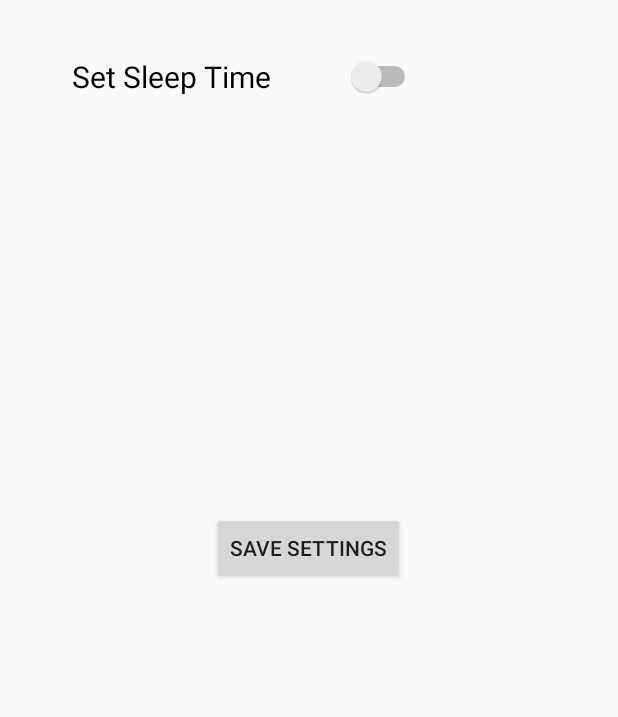
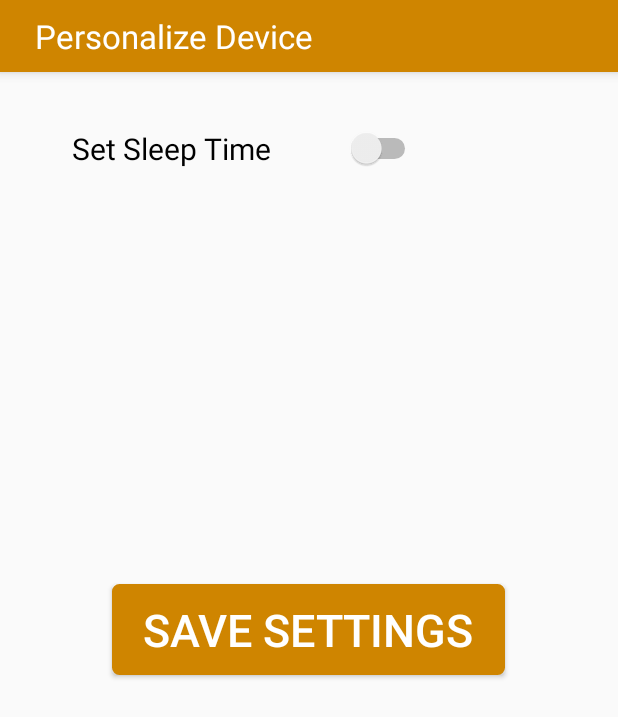
Before and after one commit to Pop-Circle/Personal-Assistant, an Android app: the Personalize screen opened directly, with no data from a screen before it, on a phone screen of 412 x 824 dp. Shown: the top 717 px of the screen. Run offline under Robolectric (Android 15) with nearby library versions, the phone set to English and light mode, and no system bars.

Commit message:
Updated styling

```diff
--- /dev/null
+++ b/PersonalAssistant/app/src/main/res/drawable/custom_button.xml
@@ -0,0 +1,61 @@
+<?xml version="1.0" encoding="utf-8"?>
+<selector
+    xmlns:android="http://schemas.android.com/apk/res/android">
+
+    <item android:state_pressed="true" >
+        <shape>
+            <gradient
+                android:startColor="#cf8500"
+                android:endColor="#cf8500"
+                android:angle="270" />
+            <stroke
+                android:width="3dp"
+                android:color="#cf8500" />
+            <corners
+                android:radius="3dp" />
+            <padding
+                android:left="10dp"
+                android:top="10dp"
+                android:right="10dp"
+                android:bottom="10dp" />
+        </shape>
+    </item>
+
+    <item android:state_focused="true" >
+        <shape>
+            <gradient
+                android:endColor="#cfa11c"
+                android:startColor="#cfa11c"
+                android:angle="270" />
+            <stroke
+                android:width="3dp"
+                android:color="#cfa11c" />
+            <corners
+                android:radius="3dp" />
+            <padding
+                android:left="10dp"
+                android:top="10dp"
+                android:right="10dp"
+                android:bottom="10dp" />
+        </shape>
+    </item>
+
+    <item>
+        <shape>
+            <gradient
+                android:endColor="#cf8500"
+                android:startColor="#cf8500"
+                android:angle="270" />
+            <stroke
+                android:width="3dp"
+                android:color="#cf8500" />
+            <corners
+                android:radius="3dp" />
+            <padding
+                android:left="10dp"
+                android:top="10dp"
+                android:right="10dp"
+                android:bottom="10dp" />
+        </shape>
+    </item>
+</selector>
--- a/PersonalAssistant/app/src/main/res/layout/activity_login.xml
+++ b/PersonalAssistant/app/src/main/res/layout/activity_login.xml
@@ -6,14 +6,20 @@
 
 
     <TextView
-        android:layout_width="match_parent"
-        android:layout_height="wrap_content"
+        android:orientation="horizontal"
+        android:layout_width="fill_parent"
+        android:layout_height="48dp"
+        android:background="#cf8500"
+        android:layout_alignParentRight="true"
+        android:layout_alignParentEnd="true"
+        android:gravity="center_vertical"
+        android:elevation="5dp"
+        android:padding="3dp"
         android:text="Login"
         android:id="@+id/textLogin"
         android:layout_weight="0.11"
-        android:gravity="center"
         android:textSize="50dp"
-        android:elevation="2dp" />
+        android:textColor="#ffffff"/>
 
     <TextView
         android:layout_width="wrap_content"
@@ -57,17 +63,20 @@
         android:text="Login"
         android:id="@+id/button"
         android:textSize="30dp"
+        android:textColor="#ffffff"
+        android:background="@drawable/custom_button"
         android:layout_gravity="center_horizontal" />
+
 
     <TextView
         android:layout_width="wrap_content"
         android:layout_height="wrap_content"
         android:text="No account yet? Create One"
         android:id="@+id/txtRegisterClick"
-        android:layout_gravity="center_horizontal"
         android:layout_weight="0.11"
         android:textSize="25dp"
         android:clickable="true"
-        android:gravity="left" />
+        android:gravity="left"
+        android:layout_gravity="center_horizontal" />
 
 </LinearLayout>
--- a/PersonalAssistant/app/src/main/res/layout/activity_register.xml
+++ b/PersonalAssistant/app/src/main/res/layout/activity_register.xml
@@ -6,14 +6,20 @@
 
 
     <TextView
-        android:layout_width="match_parent"
-        android:layout_height="wrap_content"
+        android:orientation="horizontal"
+        android:layout_width="fill_parent"
+        android:layout_height="48dp"
+        android:background="#cf8500"
+        android:layout_alignParentRight="true"
+        android:layout_alignParentEnd="true"
+        android:gravity="center_vertical"
+        android:elevation="5dp"
+        android:padding="3dp"
         android:text="Register"
         android:id="@+id/textLogin"
         android:layout_weight="0.11"
-        android:gravity="center"
         android:textSize="50dp"
-        android:elevation="2dp" />
+        android:textColor="#ffffff"/>
 
     <TextView
         android:layout_width="wrap_content"
@@ -74,7 +80,9 @@
         android:text="Register"
         android:id="@+id/buttReg"
         android:textSize="30dp"
-        android:layout_gravity="center_horizontal" />
+        android:layout_gravity="center_horizontal"
+        android:background="@drawable/custom_button"
+        android:textColor="#ffffff"/>
 
     <TextView
         android:layout_width="wrap_content"
--- a/PersonalAssistant/app/src/main/res/layout/personalize_device.xml
+++ b/PersonalAssistant/app/src/main/res/layout/personalize_device.xml
@@ -4,6 +4,29 @@
     android:layout_height="match_parent"
     android:weightSum="1">
 
+    <LinearLayout
+        android:orientation="horizontal"
+        android:layout_width="fill_parent"
+        android:layout_height="48dp"
+        android:background="#cf8500"
+        android:layout_alignParentRight="true"
+        android:layout_alignParentEnd="true"
+        android:gravity="center_vertical"
+        android:id="@+id/linearLayout"
+        android:elevation="5dp"
+        android:padding="3dp" >
+
+        <TextView
+            android:layout_width="wrap_content"
+            android:layout_height="wrap_content"
+            android:textAppearance="?android:attr/textAppearanceLarge"
+            android:text="Personalize Device"
+            android:id="@+id/personalizeHeader"
+            android:textColor="#ffffff"
+            android:paddingLeft="20dp"
+            android:layout_weight="1" />
+
+    </LinearLayout>
     <Switch
         android:layout_width="wrap_content"
         android:layout_height="wrap_content"
@@ -46,11 +69,14 @@
         android:visibility="invisible" />
 
     <Button
-        android:layout_width="wrap_content"
-        android:layout_height="wrap_content"
         android:text="Save Settings"
         android:id="@+id/saveBut"
         android:layout_gravity="center_horizontal"
-        android:visibility="visible" />
+        android:visibility="visible"
+        android:layout_width="262dp"
+        android:layout_height="wrap_content"
+        android:textSize="30dp"
+        android:textColor="#ffffff"
+        android:background="@drawable/custom_button" />
 
 </LinearLayout>
--- a/PersonalAssistant/app/src/main/res/values/strings.xml
+++ b/PersonalAssistant/app/src/main/res/values/strings.xml
@@ -21,4 +21,6 @@
 
     <string name="title_activity_agenda">agenda</string>
 
+    <string name="orangeTheme">#cf8500</string>
+
 </resources>
```
